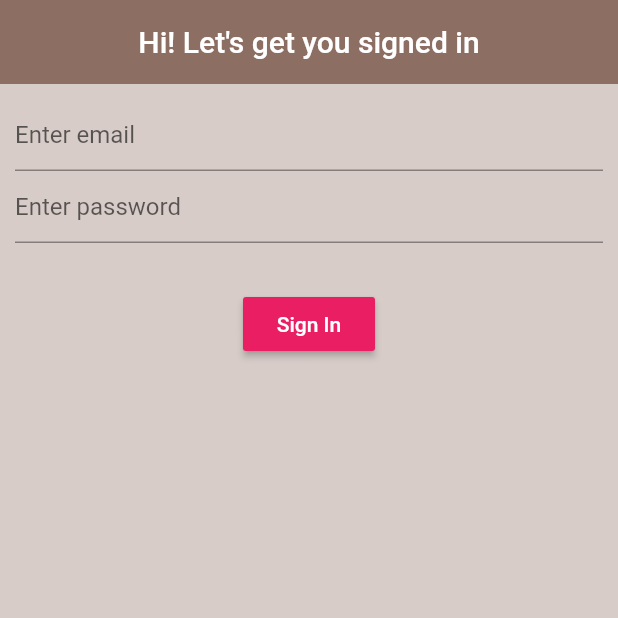
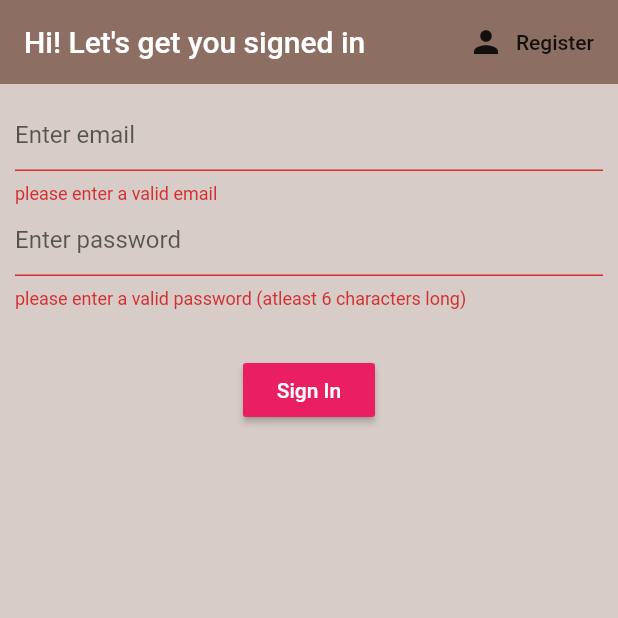
Before and after one commit to pranav-pundeer/Beverr, a Flutter app: the screen it shows after launch, after a tap on "Sign In", on a phone screen of 412 x 824 dp, the top half of it. Run offline on Flutter 3.47's test engine with Material 2 defaults, Android fonts, the phone set to English and light mode, and no system bars; our stand-ins replace firebase_auth, firebase_core; accounts and stored records are empty.

Commit message:
Update signIn.dart

```diff
--- a/lib/screens/authentication/signIn.dart
+++ b/lib/screens/authentication/signIn.dart
@@ -2,6 +2,10 @@ import 'package:beverr/services/auth.dart';
 import 'package:flutter/material.dart';
 
 class SignIn extends StatefulWidget {
+
+  final Function toggleView;
+  SignIn({required this.toggleView});
+
   @override
   State<SignIn> createState() => _SignInState();
 }
@@ -11,22 +15,36 @@ class _SignInState extends State<SignIn> {
   final AuthService _auth= AuthService();
   String email= "";
   String password= "";
+  String error= "";
+  final _formkey = GlobalKey<FormState>();
+
 
   @override
   Widget build(BuildContext context) {
     return Scaffold(
       backgroundColor: Colors.brown[100],
       appBar: AppBar(
+        actions: [
+          FlatButton.icon(onPressed: (){
+            widget.toggleView();
+          },
+            icon: Icon(Icons.person),
+            label: Text('Register'),),
+        ],
         elevation: 0.0,
         backgroundColor: Colors.brown[400],
-        title: const Center(child: Text('Hi! Let\'s get you signed in' )),
+        title: const Text('Hi! Let\'s get you signed in' ),
       ),
       body: Container(
         padding: const EdgeInsets.symmetric(vertical: 10, horizontal: 10),
         child: Form(
+          key: _formkey,
           child: Column(
             children: [
               TextFormField(
+                validator: (value){
+                  return (value!.isEmpty? 'please enter a valid email': null);
+                },
                 decoration: const InputDecoration(
                   hintText: "Enter email",
                 ),
@@ -37,6 +55,9 @@ class _SignInState extends State<SignIn> {
                 },
               ),
               TextFormField(
+                validator: (value){
+                  return (value!.length<6? 'please enter a valid password (atleast 6 characters long)': null);
+                },
                 obscureText: true,
                 decoration: const InputDecoration(
                   hintText: "Enter password",
@@ -50,13 +71,20 @@ class _SignInState extends State<SignIn> {
               const SizedBox(height: 30,),
               RaisedButton(
                 onPressed: ()async{
+                  if(_formkey.currentState!.validate()){
+                    dynamic result= await _auth.signInWithEmailAndPassword(email, password);
+                    if(result== null){
+                      setState(()=> error= 'couldn\'t sign in with those credentials');
+                    }
+                  }
                 },
                 color: Colors.pink,
                 child: const Text('Sign In', style: TextStyle(color: Colors.white),),
-                ),
+              ),
+              const SizedBox(height: 15,),
+              Text(error,style: TextStyle(color: Colors.pink),),
             ],
           ),
-
         ),
       ),
     );
```
